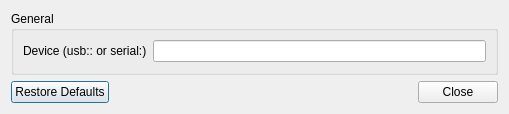
First picture: the form in src/igotugui/preferencesdialog.ui, repository mnalis/igotu2gpx, before the edit.
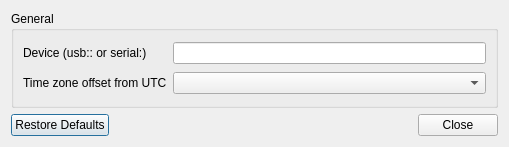
Second picture: the form after the edit.

Commit message: Export with offset to UTC.

```diff
--- a/src/igotugui/preferencesdialog.ui
+++ b/src/igotugui/preferencesdialog.ui
@@ -7,7 +7,7 @@
     <x>0</x>
     <y>0</y>
     <width>509</width>
-    <height>114</height>
+    <height>147</height>
    </rect>
   </property>
   <property name="windowTitle">
@@ -33,6 +33,16 @@
       <item row="0" column="1">
        <widget class="QLineEdit" name="device"/>
       </item>
+      <item row="1" column="0">
+       <widget class="QLabel" name="label_2">
+        <property name="text">
+         <string>Time zone offset from UTC</string>
+        </property>
+       </widget>
+      </item>
+      <item row="1" column="1">
+       <widget class="QComboBox" name="utcOffset"/>
+      </item>
      </layout>
     </widget>
    </item>
```
Left out of the diff: 9 changed lines with no effect on the pictures. The commit also changes 11 other files.
